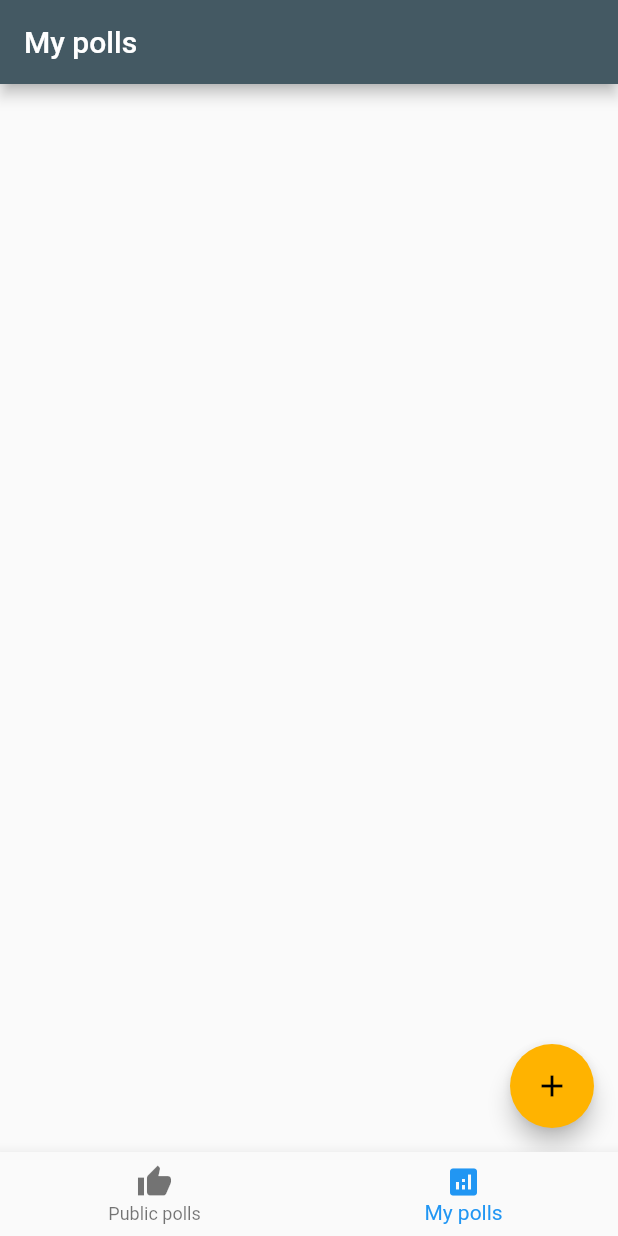
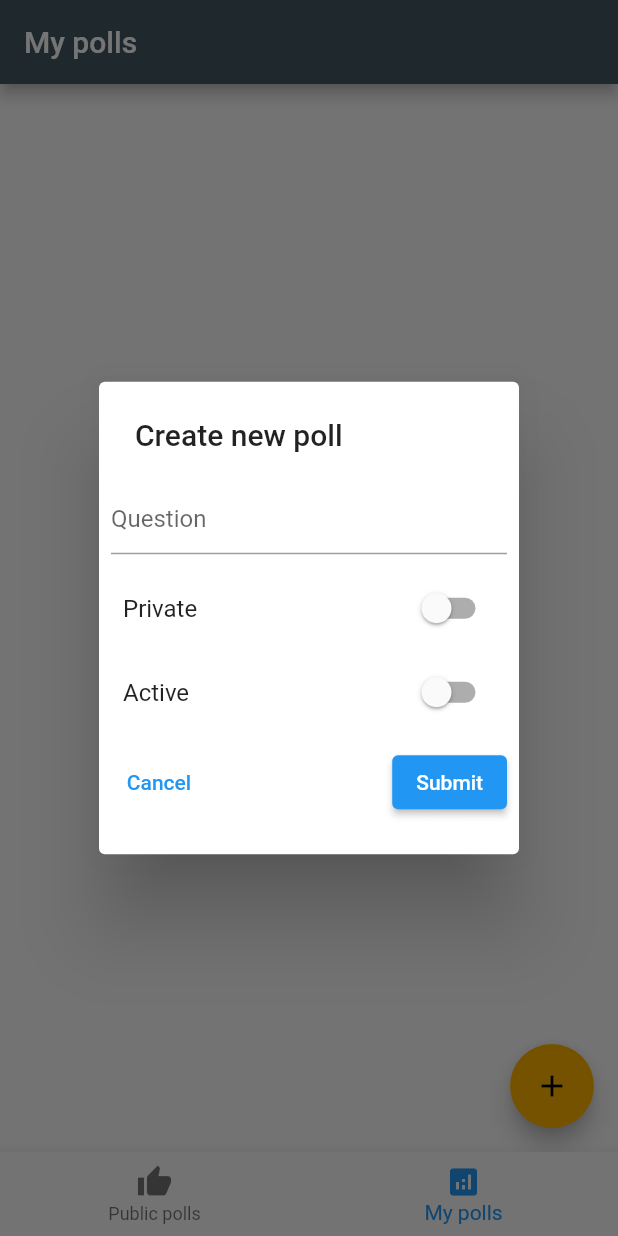
Before and after one commit to DAT250-Project-Groups-1/FeedApp, a Flutter app: the screen it shows once a user with an empty profile is signed in, item 2 of the bottom bar chosen, after a tap on the "add" icon, on a phone screen of 412 x 824 dp. Run offline on Flutter 3.47's test engine with Material 2 defaults, Android fonts, the phone set to English and light mode, and no system bars; our stand-ins replace faker, firebase_auth, firebase_core, shared_preferences; missing offline and left inert: firebase_auth_web, firebase_core_web, flutter_auth_buttons; accounts and stored records are empty; network calls fail.

Commit message:
Post new poll

```diff
--- a/app/lib/src/api/api_service.dart
+++ b/app/lib/src/api/api_service.dart
@@ -31,6 +31,10 @@ class ApiService with ChangeNotifier {
 
   void postPublicVote(Vote vote) async {
     await _repository.postPublicVote(vote);
+  }
+
+  void postPoll(Poll poll) async {
+    await _repository.postPoll(poll);
   }
 
   void postVote(Vote vote) async {
--- a/app/lib/src/api/repository.dart
+++ b/app/lib/src/api/repository.dart
@@ -22,6 +22,17 @@ class Repository {
         "Authorization": "Bearer ${await token}",
         "Content-Type": "application/json"
       },
+    );
+  }
+
+  Future<void> postPoll(Poll poll) async {
+    await http.post(
+      '$API_URL/polls',
+      headers: {
+        "Authorization": "Bearer ${await token}",
+        "Content-Type": "application/json"
+      },
+      body: json.encode(poll)
     );
   }
 
--- a/app/lib/src/models/poll.dart
+++ b/app/lib/src/models/poll.dart
@@ -1,24 +1,34 @@
 class Poll {
-  final int id;
-  final String question;
-  final bool open;
-  final int countYes;
-  final int countNo;
-  final String code;
-  final bool isPrivate;
-  final String userId;
-  final dynamic votes;
-  final dynamic iotVotes;
+  int id;
+  String question;
+  bool open;
+  int countYes;
+  int countNo;
+  String code;
+  bool isPrivate;
+  String userId;
+  dynamic votes;
+  dynamic iotVotes;
 
-  Poll.fromJson(Map<String, dynamic> parsedJson)
-      : id = parsedJson['ID'],
-        question = parsedJson['Question'],
-        open = parsedJson['Open'],
-        countYes = parsedJson['CountYes'],
-        countNo = parsedJson['CountNo'],
-        code = parsedJson['Code'],
-        isPrivate = parsedJson['IsPrivate'],
-        userId = parsedJson['UserID'],
-        votes = parsedJson['Votes'],
-        iotVotes = parsedJson['IotVotes'];
+  Poll({this.question, this.open, this.countYes, this.countNo, this
+      .code, this.isPrivate, this.userId, this.votes, this.iotVotes});
+
+  Poll.fromJson(Map<String, dynamic> parsedJson){
+    id = parsedJson['ID'];
+    question = parsedJson['Question'];
+    open = parsedJson['Open'];
+    countYes = parsedJson['CountYes'];
+    countNo = parsedJson['CountNo'];
+    code = parsedJson['Code'];
+    isPrivate = parsedJson['IsPrivate'];
+    userId = parsedJson['UserID'];
+    votes = parsedJson['Votes'];
+    iotVotes = parsedJson['IotVotes'];
+  }
+
+  Map toJson() => {'ID': id, 'Question': question, 'Open': open, 'CountYes':
+  countYes,  'CountNo': countNo, 'Code': code, 'IsPrivate': isPrivate, 'UserI'
+      'd': userId, 'Votes': votes, 'IotVotes': iotVotes};
+
+
 }
--- /dev/null
+++ b/app/lib/src/views/dialogs/new_poll_dialog.dart
@@ -0,0 +1,96 @@
+import 'package:flutter/material.dart';
+import 'package:app/src/models/poll.dart';
+import 'package:faker/faker.dart';
+
+
+class NewPollDialog extends StatefulWidget {
+  final Future<Null> Function(Poll poll) postPoll;
+
+  const NewPollDialog({ Key key, this.postPoll }): super(key: key);
+
+  @override
+  _NewPollDialogState createState() => _NewPollDialogState();
+}
+
+class _NewPollDialogState extends State<NewPollDialog> {
+  final _formKey = GlobalKey<FormState>();
+  final textController = TextEditingController();
+  bool isPrivate = false;
+  bool isOpen = false;
+
+  @override
+  void dispose() {
+    // Clean up the controller when the widget is disposed.
+    textController.dispose();
+    super.dispose();
+  }
+
+  @override
+  Widget build(BuildContext context) {
+    return SimpleDialog(title: Text("Create new poll"), children: [
+      Form(
+        key: _formKey,
+        child: Column(
+          crossAxisAlignment: CrossAxisAlignment.center,
+          children: [
+            Padding(
+                padding: const EdgeInsets.all(8.0),
+                child: new TextFormField(
+                    controller: textController,
+                    decoration: InputDecoration(hintText: "Question"),
+                    validator: (value) {
+                      if (value.isEmpty) {
+                        return "Please enter a question";
+                      }
+                      return null;
+                    })),
+            SwitchListTile(
+              title: const Text("Private"),
+              value: isPrivate,
+              onChanged: (bool val) => setState(() => isPrivate = val),
+            ),
+            SwitchListTile(
+              title: const Text("Active"),
+              value: isOpen,
+              onChanged: (bool val) => setState(() => isOpen = val),
+            ),
+            Padding(
+              padding: const EdgeInsets.all(8.0),
+              child: Row(
+                  mainAxisAlignment: MainAxisAlignment.spaceBetween,
+                  children: <Widget>[
+                    TextButton(
+                      onPressed: () => Navigator.pop(context),
+                      child: Text("Cancel"),
+                    ),
+                    ElevatedButton(
+                      onPressed: () {
+                        // Validate returns true if the form is valid, or false
+                        // otherwise.
+                        if (_formKey.currentState.validate()) {
+                          // Post poll to db
+
+                          widget.postPoll(Poll(question:
+                          textController
+                              .text,
+                          open: isOpen, countYes: 0, countNo: 0, code: random
+                                  .string(10), isPrivate: isPrivate, userId:
+                              null, votes: null, iotVotes: null));
+
+                          print("Question: " + textController.text);
+                          print("Private: " + isPrivate.toString());
+                          print("Open: " + isOpen.toString());
+                          print("Code: " + random.string(10));
+
+                        }
+                      },
+                      child: Text('Submit'),
+                    ),
+                  ]),
+            ),
+          ],
+        ),
+      )
+    ]);
+  }
+}
--- a/app/lib/src/views/my_polls.dart
+++ b/app/lib/src/views/my_polls.dart
@@ -2,6 +2,8 @@ import 'package:app/src/api/api_service.dart';
 import 'package:app/src/widgets/my_poll_list.dart';
 import 'package:flutter/material.dart';
 import 'package:provider/provider.dart';
+import 'package:app/src/views/dialogs/new_poll_dialog.dart';
+import 'package:app/src/models/poll.dart';
 
 class MyPolls extends StatefulWidget {
   @override
@@ -9,6 +11,15 @@ class MyPolls extends StatefulWidget {
 }
 
 class _MyPollsState extends State<MyPolls> {
+
+  void showNewPollDialog(context, Future<Null> Function(Poll poll) postPoll) {
+    showDialog(
+      context: context,
+      builder: (BuildContext context) {
+        return NewPollDialog(postPoll: postPoll);
+      },
+    );
+  }
 
   @override
   void initState() {
@@ -18,6 +29,11 @@ class _MyPollsState extends State<MyPolls> {
 
   @override
   Widget build(BuildContext context) {
+    ApiService apiService = context.watch<ApiService>();
+
+    _deletePoll(Poll p) async {
+      apiService.postPoll(p);
+    }
 
     return Scaffold(
       appBar: AppBar(
@@ -26,8 +42,7 @@ class _MyPollsState extends State<MyPolls> {
       floatingActionButton: FloatingActionButton(
         child: Icon(Icons.add),
         onPressed: () {
-          //Nothing yet
-
+          showNewPollDialog(context, _deletePoll);
         },
       ),
       body: MyPollList(),
--- a/app/pubspec.yaml
+++ b/app/pubspec.yaml
@@ -29,6 +29,7 @@ dependencies:
   provider: 4.3.2+2
   http: ^0.12.2
   shared_preferences: ^0.5.12+2
+  faker: ^1.2.1
 
   # The following adds the Cupertino Icons font to your application.
   # Use with the CupertinoIcons class for iOS style icons.
```
Also changed, not shown: app/pubspec.lock.
